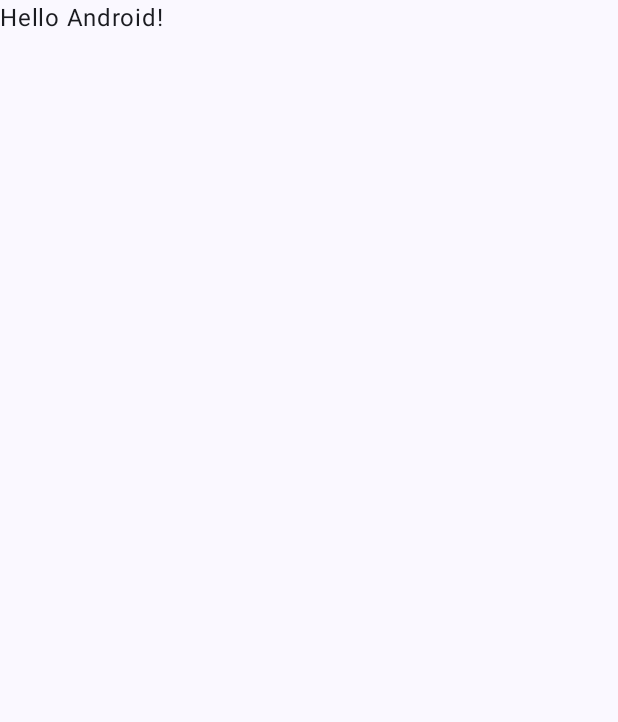
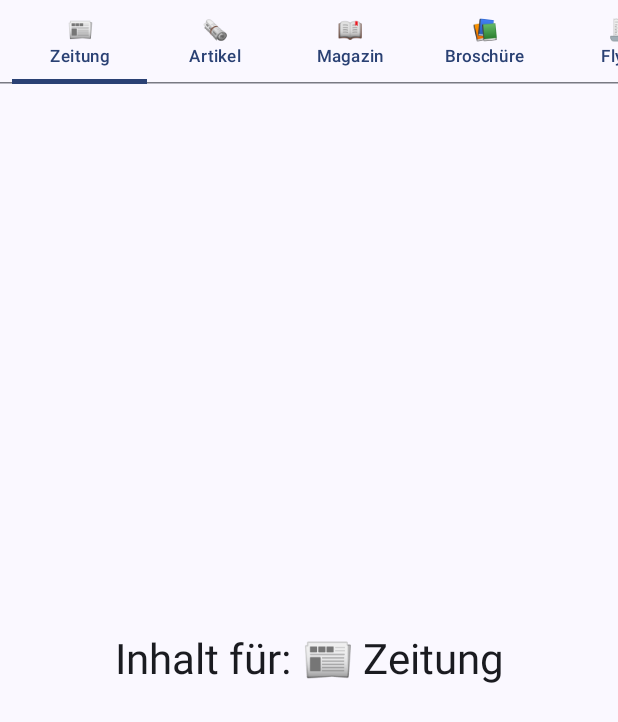
Before and after one commit to hdi10/PrintZone1, an Android app built with Jetpack Compose: the screen it shows after launch (MainActivity), on a phone screen of 412 x 824 dp. Before the commit the part shown is almost empty. Shown: the top 722 px of the screen. Run offline under Robolectric (Android 15) with nearby library versions, the phone set to English and light mode, and no system bars; our stand-ins replace accompanist.

Commit message:
TabLayout in Jetpack Compose

```diff
--- a/app/build.gradle.kts
+++ b/app/build.gradle.kts
@@ -59,6 +59,13 @@
     implementation(libs.androidx.ui.graphics)
     implementation(libs.androidx.ui.tooling.preview)
     implementation(libs.androidx.material3)
+    implementation("com.google.accompanist:accompanist-pager:0.28.0")
+    implementation("com.google.accompanist:accompanist-pager-indicators:0.28.0")
+
+    implementation("androidx.compose.foundation:foundation:1.6.0")
+    implementation("androidx.compose.material3:material3:1.1.2")
+    implementation("androidx.activity:activity-compose:1.7.2")
+    implementation(libs.compose.foundation)
     testImplementation(libs.junit)
     androidTestImplementation(libs.androidx.junit)
     androidTestImplementation(libs.androidx.espresso.core)
--- a/app/src/main/java/com/zelkulon/printzone1/MainActivity.kt
+++ b/app/src/main/java/com/zelkulon/printzone1/MainActivity.kt
@@ -4,13 +4,8 @@
 import androidx.activity.ComponentActivity
 import androidx.activity.compose.setContent
 import androidx.activity.enableEdgeToEdge
-import androidx.compose.foundation.layout.fillMaxSize
-import androidx.compose.foundation.layout.padding
+import androidx.compose.material3.MaterialTheme
 import androidx.compose.material3.Scaffold
-import androidx.compose.material3.Text
-import androidx.compose.runtime.Composable
-import androidx.compose.ui.Modifier
-import androidx.compose.ui.tooling.preview.Preview
 import com.zelkulon.printzone1.ui.theme.PrintZone1Theme
 
 class MainActivity : ComponentActivity() {
@@ -19,29 +14,10 @@
         enableEdgeToEdge()
         setContent {
             PrintZone1Theme {
-                Scaffold(modifier = Modifier.fillMaxSize()) { innerPadding ->
-                    Greeting(
-                        name = "Android",
-                        modifier = Modifier.padding(innerPadding)
-                    )
+                Scaffold { innerPadding ->
+                    PrintMediaTabLayout()
                 }
             }
         }
     }
 }
-
-@Composable
-fun Greeting(name: String, modifier: Modifier = Modifier) {
-    Text(
-        text = "Hello $name!",
-        modifier = modifier
-    )
-}
-
-@Preview(showBackground = true)
-@Composable
-fun GreetingPreview() {
-    PrintZone1Theme {
-        Greeting("Android")
-    }
-}
--- /dev/null
+++ b/app/src/main/java/com/zelkulon/printzone1/PrintMediaLayout.kt
@@ -0,0 +1,97 @@
+package com.zelkulon.printzone1
+
+import androidx.compose.foundation.ExperimentalFoundationApi
+import androidx.compose.foundation.layout.*
+import androidx.compose.material3.ScrollableTabRow
+import androidx.compose.material3.Tab
+import androidx.compose.material3.Text
+import androidx.compose.material3.MaterialTheme
+import androidx.compose.runtime.*
+import androidx.compose.ui.Alignment
+import androidx.compose.ui.Modifier
+import androidx.compose.ui.text.style.TextAlign
+import androidx.compose.ui.unit.dp
+import com.google.accompanist.pager.ExperimentalPagerApi
+import com.zelkulon.printzone1.ui.theme.PrintZone1Theme
+import kotlinx.coroutines.launch
+
+import com.google.accompanist.pager.HorizontalPager
+import com.google.accompanist.pager.rememberPagerState
+
+
+private val mediaTabs = listOf(
+    "📰 Zeitung", "🗞️ Artikel", "📖 Magazin", "📚 Broschüre", "🧾 Flyer", "📑 Katalog",
+    "✉️ Brief", "📬 Postkarte", "📇 Visitenkarte", "📦 Verpackung", "📂 Mappe",
+    "🏷️ Etikett", "📄 PDF", "🖼️ Bild", "🎨 Layout", "🖋️ Typografie", "📏 Format",
+    "🔖 Lesezeichen", "🧷 Heftung", "🧩 Infografik", "📊 Diagramm", "🧮 Raster",
+    "🕸️ Designnetz", "🔲 Muster", "🧭 Orientierung", "📐 Linien", "📅 Kalender"
+)
+
+
+
+@OptIn(ExperimentalFoundationApi::class, ExperimentalPagerApi::class)
+@Composable
+fun PrintMediaTabLayout() {
+    val pagerState = rememberPagerState()
+    val coroutineScope = rememberCoroutineScope()
+
+    Column(modifier = Modifier.fillMaxSize()) {
+        ScrollableTabRow(
+            selectedTabIndex = pagerState.currentPage,
+            edgePadding = 8.dp
+        ) {
+            mediaTabs.forEachIndexed { index, label ->
+                val (icon, title) = label.split(" ", limit = 2).let {
+                    it.first() to it.getOrElse(1) { "" }
+                }
+
+                Tab(
+                    selected = pagerState.currentPage == index,
+                    onClick = {
+                        coroutineScope.launch {
+                            pagerState.animateScrollToPage(index)
+                        }
+                    },
+                    text = {
+                        Column(horizontalAlignment = Alignment.CenterHorizontally) {
+                            Text(icon, textAlign = TextAlign.Center)
+                            Text(title, textAlign = TextAlign.Center, style = MaterialTheme.typography.labelSmall)
+                        }
+                    }
+                )
+            }
+        }
+
+        HorizontalPager(
+            count = mediaTabs.size,
+            state = pagerState,
+            modifier = Modifier
+                .fillMaxSize()
+                .padding(16.dp)
+        ) { page ->
+            PrintMediaTabContent(tabLabel = mediaTabs[page])
+        }
+    }
+}
+
+@Composable
+fun PrintMediaTabContent(tabLabel: String) {
+    Box(
+        modifier = Modifier.fillMaxSize(),
+        contentAlignment = Alignment.Center
+    ) {
+        Text(
+            text = "Inhalt für: $tabLabel",
+            style = MaterialTheme.typography.headlineMedium,
+            textAlign = TextAlign.Center
+        )
+    }
+}
+
+@Composable
+@androidx.compose.ui.tooling.preview.Preview(showBackground = true)
+fun PrintMediaPreview() {
+    PrintZone1Theme {
+        PrintMediaTabLayout()
+    }
+}
--- a/gradle/libs.versions.toml
+++ b/gradle/libs.versions.toml
@@ -8,6 +8,9 @@
 lifecycleRuntimeKtx = "2.8.7"
 activityCompose = "1.10.1"
 composeBom = "2024.04.01"
+accompanist = "0.34.0"
+compose-foundation = "1.6.0"
+
 
 [libraries]
 androidx-core-ktx = { group = "androidx.core", name = "core-ktx", version.ref = "coreKtx" }
@@ -24,7 +27,9 @@
 androidx-ui-test-manifest = { group = "androidx.compose.ui", name = "ui-test-manifest" }
 androidx-ui-test-junit4 = { group = "androidx.compose.ui", name = "ui-test-junit4" }
 androidx-material3 = { group = "androidx.compose.material3", name = "material3" }
-
+accompanist-pager = { group = "com.google.accompanist", name = "accompanist-pager", version.ref = "accompanist" }
+accompanist-pager-indicators = { group = "com.google.accompanist", name = "accompanist-pager-indicators", version.ref = "accompanist" }
+compose-foundation = { group = "androidx.compose.foundation", name = "foundation", version.ref = "compose-foundation" }
 [plugins]
 android-application = { id = "com.android.application", version.ref = "agp" }
 jetbrains-kotlin-android = { id = "org.jetbrains.kotlin.android", version.ref = "kotlin" }
```
